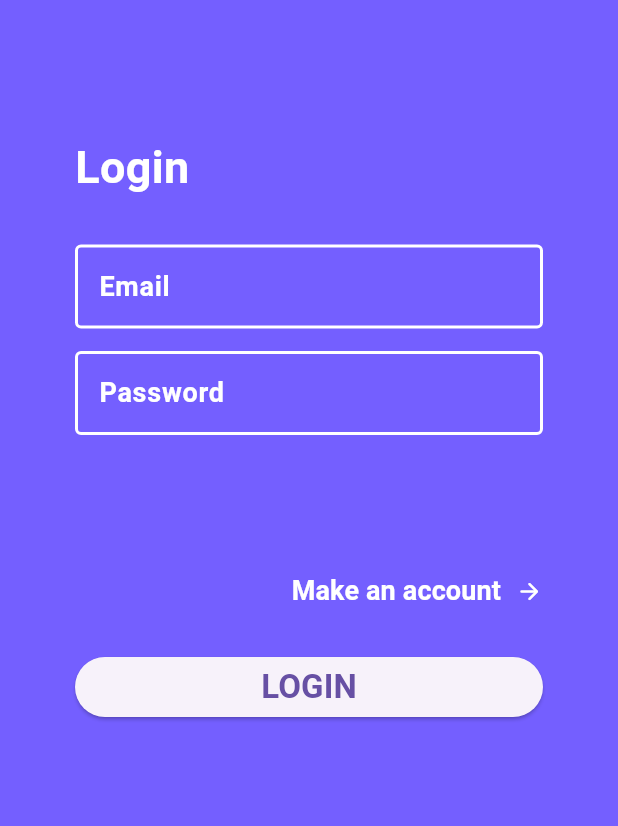
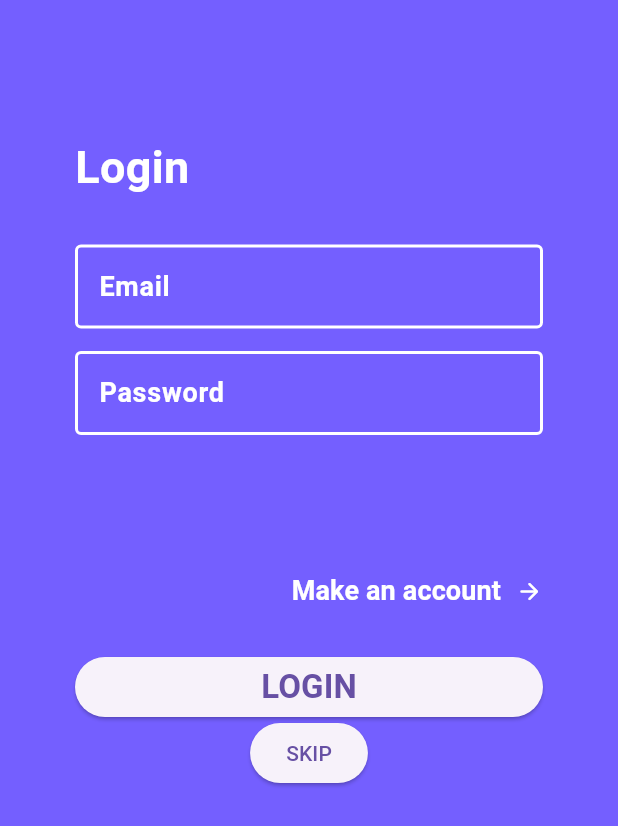
Before and after one commit to ciotirnaealexandru/flick-pick, a Flutter app: the Watchlist screen opened by its route, after a tap on "SEARCH", on a phone screen of 412 x 824 dp. Shown: the top 826 px of the screen. Run offline on Flutter 3.47's test engine with Material 3 defaults, Android fonts, the phone set to English and light mode, and no system bars; our stand-ins replace flutter_dotenv, flutter_secure_storage; accounts and stored records are empty; network calls fail.

Commit message:
Add skip button for development and make search console log
Signed-off-by: Ciotirnae Alexandru-Cosmin <ciotirnae.alexandru005@gmail.com>

```diff
--- a/frontend/lib/components/show_card.dart
+++ b/frontend/lib/components/show_card.dart
@@ -16,7 +16,7 @@ class _ShowCardState extends State<ShowCard> {
       child: Column(
         children: [
           Image.network(
-            'https://static.tvmaze.com/uploads/images/medium_portrait/81/202627.jpg',
+            'https://static.tvmaze.com/uploads/images/medium_portrait/498/1246067.jpg',
             fit: BoxFit.cover,
           ),
         ],
--- a/frontend/lib/pages/login.dart
+++ b/frontend/lib/pages/login.dart
@@ -124,6 +124,12 @@ class _FormScreenState extends State<FormScreen> {
               },
             ),
           ),
+          ElevatedButton(
+            onPressed: () {
+              Navigator.pushReplacementNamed(context, '/watchlist');
+            },
+            child: Text("SKIP"),
+          ),
         ],
       ),
     );
--- a/frontend/lib/pages/watchlist.dart
+++ b/frontend/lib/pages/watchlist.dart
@@ -37,8 +37,6 @@ class _WatchlistState extends State<Watchlist> {
       },
     );
 
-    print("🚀 ${response.body}");
-
     if (response.statusCode == 200) {
       final userJson = json.decode(response.body);
       setState(() {
@@ -49,6 +47,15 @@ class _WatchlistState extends State<Watchlist> {
         userInfo = null;
       });
     }
+  }
+
+  final _searchBarController = TextEditingController();
+
+  @override
+  void dispose() {
+    // Clean up the search bar controller when the widget is disposed.
+    _searchBarController.dispose();
+    super.dispose();
   }
 
   @override
@@ -69,25 +76,38 @@ class _WatchlistState extends State<Watchlist> {
                 borderRadius: BorderRadius.circular(16),
                 color: Colors.white,
               ),
-              height: 42,
+              height: 48,
               child: Row(
                 children: [
                   Expanded(
                     child: Container(
                       padding: EdgeInsets.symmetric(horizontal: 12),
                       alignment: Alignment.centerLeft,
-                      child: Text(
-                        "Search...",
+                      child: TextField(
+                        controller: _searchBarController,
+                        decoration: InputDecoration(
+                          hintText: 'Search me up ...',
+                          hintStyle: TextStyle(
+                            color: Theme.of(context).colorScheme.primary,
+                          ),
+                          border: InputBorder.none,
+                        ),
                         style: TextStyle(
                           color: Theme.of(context).colorScheme.primary,
-                          fontSize: 18,
+                          decoration: TextDecoration.none,
+                          decorationThickness: 0,
                         ),
                       ),
                     ),
                   ),
                   SizedBox(width: 8),
                   IconButton(
-                    onPressed: () {},
+                    onPressed: () {
+                      final text = _searchBarController.text.trim();
+
+                      print("🚀");
+                      print(text);
+                    },
                     icon: Icon(
                       Icons.search,
                       size: 28,
@@ -103,7 +123,15 @@ class _WatchlistState extends State<Watchlist> {
         centerTitle: true,
       ),
 
-      body: Column(
+      body: Container(
+        decoration: BoxDecoration(
+          gradient: LinearGradient(
+            begin: Alignment.topRight,
+            end: Alignment.bottomLeft,
+            colors: [Colors.white, Theme.of(context).primaryColor],
+          ),
+        ),
+        child: Column(
           children: [
             Expanded(
               child: GridView.count(
@@ -124,11 +152,14 @@ class _WatchlistState extends State<Watchlist> {
                 ],
               ),
             ),
+            /*
             Text("Id: ${userInfo!.id}"),
             Text("First Name: ${userInfo!.firstName}"),
             Text("Last Name: ${userInfo!.lastName}"),
             Text("Email Name: ${userInfo!.email}"),
+            */
           ],
+        ),
       ),
     );
   }
```
Lines whose indentation alone changed are shown as unchanged.
